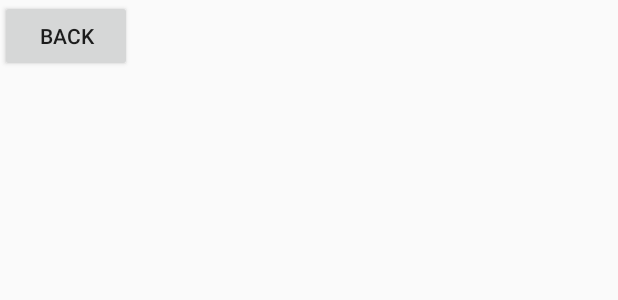
After one commit to pablocano/mundosvirtuales-sanbot, an Android app: the layout activity_sensors_viewer.xml on its own in the app's theme, with its tools: preview values and no code run, on a phone screen of 412 x 824 dp. The commit adds this screen. Shown: the top 300 px of the screen. Run offline under Robolectric (Android 15) with nearby library versions, the phone set to English and light mode, and no system bars.

Commit message:
Added an activity to observe the infrared sensors

```diff
--- a/app/src/main/AndroidManifest.xml
+++ b/app/src/main/AndroidManifest.xml
@@ -23,6 +23,7 @@
                 android:name="RECOGNIZE_MODE"
                 android:value="1" />
         </activity>
+        <activity android:name=".SensorsViewerActivity"></activity>
     </application>
 
 </manifest>
--- /dev/null
+++ b/app/src/main/res/layout/activity_sensors_viewer.xml
@@ -0,0 +1,32 @@
+<?xml version="1.0" encoding="utf-8"?>
+<android.support.constraint.ConstraintLayout xmlns:android="http://schemas.android.com/apk/res/android"
+    xmlns:tools="http://schemas.android.com/tools"
+    android:layout_width="match_parent"
+    android:layout_height="match_parent"
+    tools:context="com.mundos_virtuales.sanbotmv.SensorsViewerActivity">
+
+    <LinearLayout
+        android:layout_width="match_parent"
+        android:layout_height="match_parent"
+        android:orientation="vertical">
+
+        <GridView
+            android:id="@+id/sensorsGridView"
+            android:layout_width="fill_parent"
+            android:layout_height="wrap_content"
+            android:columnWidth="90dp"
+            android:numColumns="auto_fit"
+            android:verticalSpacing="10dp"
+            android:horizontalSpacing="10dp"
+            android:stretchMode="columnWidth"
+            android:gravity="center"/>
+
+        <Button
+            android:id="@+id/sensor_back_button"
+            android:layout_width="wrap_content"
+            android:layout_height="wrap_content"
+            android:text="@string/sensor_back_button"
+            android:onClick="backButton"/>
+    </LinearLayout>
+
+</android.support.constraint.ConstraintLayout>
--- a/app/src/main/res/values/strings.xml
+++ b/app/src/main/res/values/strings.xml
@@ -1,3 +1,4 @@
 <resources>
     <string name="app_name">SanbotMV</string>
+    <string name="sensor_back_button">Back</string>
 </resources>
```
Also changed, not shown: app/build.gradle (+5 -5 lines), app/src/main/java/com/mundos_virtuales/sanbotmv/MainActivity.java (+12 -8 lines), app/src/main/java/com/mundos_virtuales/sanbotmv/SensorItemAdapter.java (added, +59 -0 lines), app/src/main/java/com/mundos_virtuales/sanbotmv/SensorsViewerActivity.java (added, +71 -0 lines), app/src/main/res/layout/sensor.xml (added, +19 -0 lines), app/src/main/res/menu/main.xml (+6 -3 lines), 1 other file.
